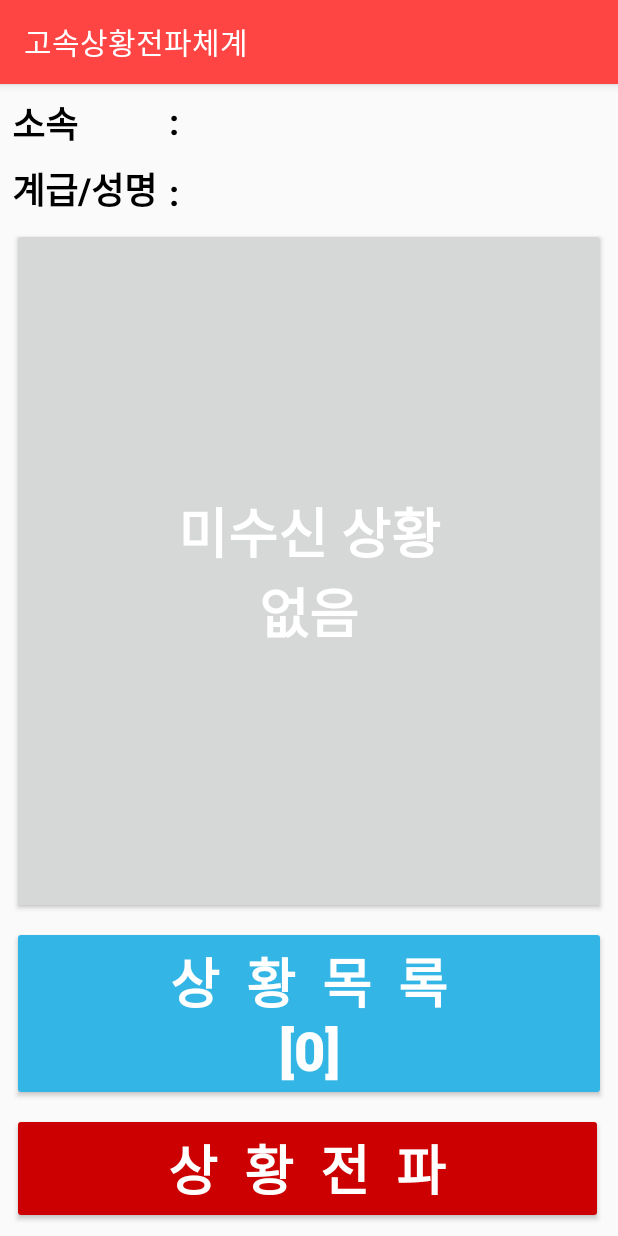
After one commit to osam2018/App_swcamp, an Android app: the MenuActivity screen opened directly, with no data from a screen before it, on a phone screen of 412 x 824 dp. The commit adds this screen. Run offline under Robolectric (Android 15) with nearby library versions, the phone set to English and light mode, and no system bars; our stand-ins replace Firebase (no records; nobody signed in at launch, a user with empty details on screens opened directly); 2 statements that could not run were skipped.

Commit message:
18.10.26 (1) 사진전송 추가 완료 미수신 상황 / 전체목록 나눠서 액티비티 추가 로그인 -> 메뉴 액티비티 메뉴에서 상황전파/미수신상황목록/전체목록 선택가능 추가 후.. 고생했다

```diff
--- a/app/src/main/AndroidManifest.xml
+++ b/app/src/main/AndroidManifest.xml
@@ -23,7 +23,9 @@
         </activity>
         <activity android:name=".MainActivity" />
         <activity android:name=".authActivity" />
-        <activity android:name=".SendActivity"></activity>
+        <activity android:name=".SendActivity" />
+        <activity android:name=".MenuActivity" />
+        <activity android:name=".NotReceivedActivity"></activity>
     </application>
 
 </manifest>
--- /dev/null
+++ b/app/src/main/java/com/example/user/myapplication/MenuActivity.java
@@ -0,0 +1,154 @@
+package com.example.user.myapplication;
+
+import android.content.Intent;
+import android.graphics.PorterDuff;
+import android.support.annotation.NonNull;
+import android.support.annotation.Nullable;
+import android.support.v7.app.AppCompatActivity;
+import android.os.Bundle;
+import android.util.Log;
+import android.view.View;
+import android.widget.Button;
+import android.widget.TextView;
+
+import com.google.firebase.auth.FirebaseAuth;
+import com.google.firebase.database.ChildEventListener;
+import com.google.firebase.database.DataSnapshot;
+import com.google.firebase.database.DatabaseError;
+import com.google.firebase.database.DatabaseReference;
+import com.google.firebase.database.FirebaseDatabase;
+import com.google.firebase.database.ValueEventListener;
+
+public class MenuActivity extends AppCompatActivity {
+    private Button btn_notReceived, btn_received, btn_sendActivity;
+    private TextView txt_userName, txt_userGroup;
+
+    private FirebaseDatabase mFirebaseDatabase;
+    private DatabaseReference mDatabaseReference;
+    private DatabaseReference chkDatabaseReference;
+    private ChildEventListener mChildEventListener;
+
+    private String uid;
+
+    private int countReceived, countNotReceived;
+    @Override
+    protected void onCreate(Bundle savedInstanceState) {
+        super.onCreate(savedInstanceState);
+        setContentView(R.layout.activity_menu);
+
+        btn_notReceived = findViewById(R.id.btn_notReceived);
+        btn_received = findViewById(R.id.btn_received);
+        btn_sendActivity = findViewById(R.id.btn_sendActivity);
+
+        btn_notReceived.setOnClickListener(new View.OnClickListener() {
+            @Override
+            public void onClick(View v) {
+                startActivity(new Intent(MenuActivity.this, NotReceivedActivity.class));
+                finish();
+            }
+        });
+        btn_received.getBackground().setColorFilter(0xFF33b5e5, PorterDuff.Mode.MULTIPLY);
+        btn_received.setOnClickListener(new View.OnClickListener() {
+            @Override
+            public void onClick(View v) {
+                startActivity(new Intent(MenuActivity.this, MainActivity.class));
+                finish();
+            }
+        });
+        btn_sendActivity.getBackground().setColorFilter(0xFFcc0000, PorterDuff.Mode.MULTIPLY);
+        btn_sendActivity.setOnClickListener(new View.OnClickListener() {
+            @Override
+            public void onClick(View v) {
+                startActivity(new Intent(MenuActivity.this, SendActivity.class));
+                finish();
+            }
+        });
+        countReceived = 0;
+        countNotReceived = 0;
+
+        uid = FirebaseAuth.getInstance().getCurrentUser().getUid();
+        Log.d("ㅅㅂ",uid);
+        mFirebaseDatabase = FirebaseDatabase.getInstance();
+        mDatabaseReference = mFirebaseDatabase.getReference("messages");
+        chkDatabaseReference = mFirebaseDatabase.getReference("users").child(uid).child("received");
+        mChildEventListener = new ChildEventListener() {
+            @Override
+            public void onChildAdded(DataSnapshot dataSnapshot, String s) {
+                chkDatabaseReference.child(dataSnapshot.getKey()).addListenerForSingleValueEvent(new ValueEventListener() {
+                    @Override
+                    public void onDataChange(@NonNull DataSnapshot dataSnapshot) {
+                        if(!dataSnapshot.exists()) countNotReceived++;
+                        else countReceived++;
+                        btn_received.setText("상  황  목  록\n["+Integer.toString(countReceived)+"]");
+                        if(countNotReceived == 0) {
+                            btn_notReceived.setText("미수신 상황\n없음");
+                        }else {
+                            btn_notReceived.setText("미수신 상황\n접수\n[" + Integer.toString(countNotReceived) + "]");
+                            btn_notReceived.getBackground().setColorFilter(0xFFFF0000, PorterDuff.Mode.MULTIPLY);
+                        }
+                    }
+
+                    @Override
+                    public void onCancelled(@NonNull DatabaseError databaseError) {
+
+                    }
+                });
+            }
+
+            @Override
+            public void onChildChanged(DataSnapshot dataSnapshot, String s) {
+            }
+
+            @Override
+            public void onChildRemoved(DataSnapshot dataSnapshot) {
+
+                if(dataSnapshot.getValue(int.class) == 1) {
+                    countReceived--;
+                    chkDatabaseReference.child(dataSnapshot.getKey()).removeValue();
+                }
+                else countNotReceived--;
+                btn_received.setText("상  황  목  록\n["+Integer.toString(countReceived)+"]");
+                if(countNotReceived == 0) {
+                    btn_notReceived.setText("미수신 상황\n없음");
+                }else {
+                    btn_notReceived.setText("미수신 상황\n접수\n[" + Integer.toString(countNotReceived) + "]");
+                    btn_notReceived.getBackground().setColorFilter(0xFFFF0000, PorterDuff.Mode.MULTIPLY);
+                }
+            }
+
+            @Override
+            public void onChildMoved(DataSnapshot dataSnapshot, String s) {
+            }
+
+            @Override
+            public void onCancelled(DatabaseError databaseError) {
+            }
+        };
+        mDatabaseReference.addChildEventListener(mChildEventListener);
+
+        FirebaseDatabase.getInstance().getReference("users").child(uid).addListenerForSingleValueEvent(new ValueEventListener() {
+            @Override
+            public void onDataChange(@NonNull DataSnapshot dataSnapshot) {
+                txt_userName = findViewById(R.id.txt_menuUserName);
+                txt_userName.setText(": "+dataSnapshot.child("userName").getValue(String.class).trim());
+                txt_userGroup = findViewById(R.id.txt_menuUserGroup);
+                txt_userGroup.setText(": "+dataSnapshot.child("userGroup").getValue(String.class).trim());
+            }
+            @Override
+            public void onCancelled(@NonNull DatabaseError databaseError) {
+            }
+        });
+
+        btn_received.setText("상  황  목  록\n["+Integer.toString(countReceived)+"]");
+        if(countNotReceived == 0) {
+            btn_notReceived.setText("미수신 상황\n없음");
+        }else {
+            btn_notReceived.setText("미수신 상황\n접수\n[" + Integer.toString(countNotReceived) + "]");
+            btn_notReceived.getBackground().setColorFilter(0xFFFF0000, PorterDuff.Mode.MULTIPLY);
+        }
+    }@Override
+    protected void onDestroy() {
+        super.onDestroy();
+        mDatabaseReference.removeEventListener(mChildEventListener);
+    }
+}
--- a/app/src/main/java/com/example/user/myapplication/loginActivity.java
+++ b/app/src/main/java/com/example/user/myapplication/loginActivity.java
@@ -26,6 +26,8 @@ public class loginActivity extends AppCompatActivity {
     protected void onCreate(Bundle savedInstanceState) {
         super.onCreate(savedInstanceState);
         setContentView(R.layout.activity_login);
+        //getSupportActionBar().hide();
+
         login = ((Button)findViewById(R.id.loginActivity_button_login));
         auth = ((Button)findViewById(R.id.loginActivity_button_auth));
         id = (EditText) findViewById(R.id.loginActivity_editText_id);
@@ -52,7 +54,7 @@ public class loginActivity extends AppCompatActivity {
                             @Override
                             public void onComplete(@NonNull Task<AuthResult> task) {
                                 if (task.isSuccessful()) {
-                                    startActivity(new Intent(loginActivity.this, MainActivity.class));
+                                    startActivity(new Intent(loginActivity.this, MenuActivity.class));
                                     finish();
                                 } else {
                                     Toast.makeText(getApplicationContext(), "실패하였습니다.", Toast.LENGTH_SHORT).show();
--- /dev/null
+++ b/app/src/main/res/layout/activity_menu.xml
@@ -0,0 +1,115 @@
+<?xml version="1.0" encoding="utf-8"?>
+<android.support.constraint.ConstraintLayout xmlns:android="http://schemas.android.com/apk/res/android"
+    xmlns:app="http://schemas.android.com/apk/res-auto"
+    xmlns:tools="http://schemas.android.com/tools"
+    android:layout_width="match_parent"
+    android:layout_height="match_parent"
+    tools:context="com.example.user.myapplication.MenuActivity">
+
+    <Button
+        android:id="@+id/btn_notReceived"
+        android:layout_width="0dp"
+        android:layout_height="0dp"
+        android:layout_marginStart="8dp"
+        android:layout_marginLeft="8dp"
+        android:layout_marginTop="8dp"
+        android:layout_marginEnd="8dp"
+        android:layout_marginRight="8dp"
+        android:layout_marginBottom="8dp"
+        android:text="미수신 상황\n없음"
+        android:textColor="#ffffff"
+        android:textSize="36sp"
+        android:textStyle="bold"
+        app:layout_constraintBottom_toTopOf="@+id/btn_received"
+        app:layout_constraintEnd_toEndOf="parent"
+        app:layout_constraintStart_toStartOf="parent"
+        app:layout_constraintTop_toBottomOf="@+id/textView5" />
+
+    <Button
+        android:id="@+id/btn_received"
+        android:layout_width="0dp"
+        android:layout_height="wrap_content"
+        android:layout_marginStart="8dp"
+        android:layout_marginLeft="8dp"
+        android:layout_marginEnd="8dp"
+        android:layout_marginRight="8dp"
+        android:layout_marginBottom="8dp"
+        android:text="상  황  목  록\n[0]"
+        android:textColor="#ffffff"
+        android:textSize="36sp"
+        android:textStyle="bold"
+        app:layout_constraintBottom_toTopOf="@+id/btn_sendActivity"
+        app:layout_constraintEnd_toEndOf="parent"
+        app:layout_constraintStart_toStartOf="parent" />
+
+    <Button
+        android:id="@+id/btn_sendActivity"
+        android:layout_width="0dp"
+        android:layout_height="wrap_content"
+        android:layout_marginStart="8dp"
+        android:layout_marginLeft="8dp"
+        android:layout_marginEnd="10dp"
+        android:layout_marginRight="10dp"
+        android:layout_marginBottom="8dp"
+        android:text="상  황  전  파"
+        android:textColor="#ffffff"
+        android:textSize="36sp"
+        android:textStyle="bold"
+        app:layout_constraintBottom_toBottomOf="parent"
+        app:layout_constraintEnd_toEndOf="parent"
+        app:layout_constraintStart_toStartOf="parent" />
+
+    <TextView
+        android:id="@+id/textView3"
+        android:layout_width="wrap_content"
+        android:layout_height="wrap_content"
+        android:layout_marginStart="8dp"
+        android:layout_marginLeft="8dp"
+        android:layout_marginTop="8dp"
+        android:text="소속"
+        android:textColor="#000000"
+        android:textSize="24sp"
+        android:textStyle="bold"
+        app:layout_constraintStart_toStartOf="parent"
+        app:layout_constraintTop_toTopOf="parent" />
+
+    <TextView
+        android:id="@+id/textView5"
+        android:layout_width="wrap_content"
+        android:layout_height="wrap_content"
+        android:layout_marginStart="8dp"
+        android:layout_marginLeft="8dp"
+        android:layout_marginTop="8dp"
+        android:text="계급/성명"
+        android:textColor="#000000"
+        android:textSize="24sp"
+        android:textStyle="bold"
+        app:layout_constraintStart_toStartOf="parent"
+        app:layout_constraintTop_toBottomOf="@+id/textView3" />
+
+    <TextView
+        android:id="@+id/txt_menuUserName"
+        android:layout_width="wrap_content"
+        android:layout_height="wrap_content"
+        android:layout_marginStart="8dp"
+        android:layout_marginLeft="8dp"
+        android:text=":"
+        android:textColor="#000000"
+        android:textSize="24sp"
+        android:textStyle="bold"
+        app:layout_constraintBottom_toBottomOf="@+id/textView5"
+        app:layout_constraintStart_toEndOf="@+id/textView5" />
+
+    <TextView
+        android:id="@+id/txt_menuUserGroup"
+        android:layout_width="wrap_content"
+        android:layout_height="wrap_content"
+        android:layout_marginTop="8dp"
+        android:text=":"
+        android:textColor="#000000"
+        android:textSize="24sp"
+        android:textStyle="bold"
+        app:layout_constraintStart_toStartOf="@+id/txt_menuUserName"
+        app:layout_constraintTop_toTopOf="parent" />
+
+</android.support.constraint.ConstraintLayout>
--- a/app/src/main/res/layout/listitem_chat.xml
+++ b/app/src/main/res/layout/listitem_chat.xml
@@ -41,7 +41,8 @@
         <ImageView
             android:id="@+id/img"
             android:layout_width="wrap_content"
-            android:layout_height="wrap_content"/>
+            android:layout_height="wrap_content"
+            android:adjustViewBounds="true"/>
 
         <TextView
             android:id="@+id/txt_gps"
```
Also changed, not shown: app/src/main/java/com/example/user/myapplication/ChatAdapter.java (+2 -15 lines), app/src/main/java/com/example/user/myapplication/MainActivity.java (+16 -18 lines), app/src/main/java/com/example/user/myapplication/SendActivity.java (+29 -11 lines), app/src/main/res/layout/activity_auth.xml (+13 -15 lines), app/src/main/res/layout/activity_login.xml (+28 -12 lines), app/src/main/res/layout/activity_main.xml (+1 -17 lines).
